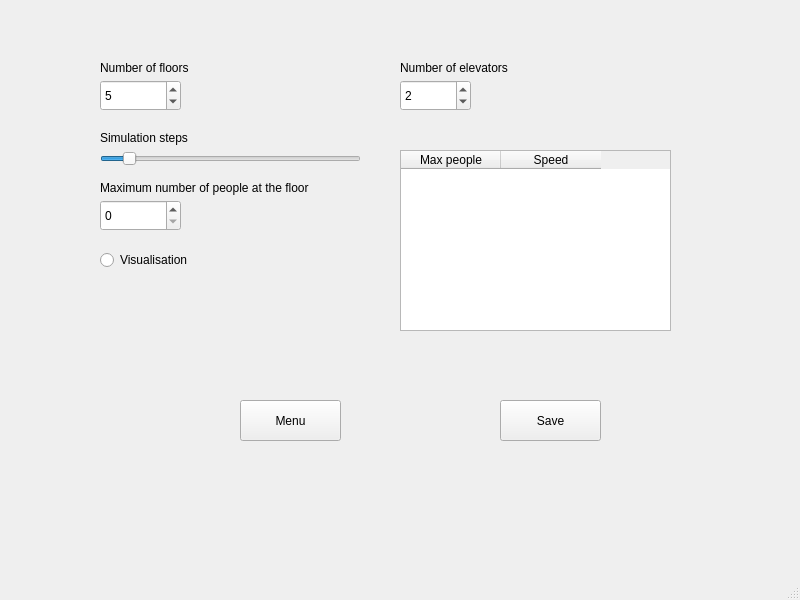
Qt form simulation/gui/config.ui (matrochanowski/elevator-project) before a commit.
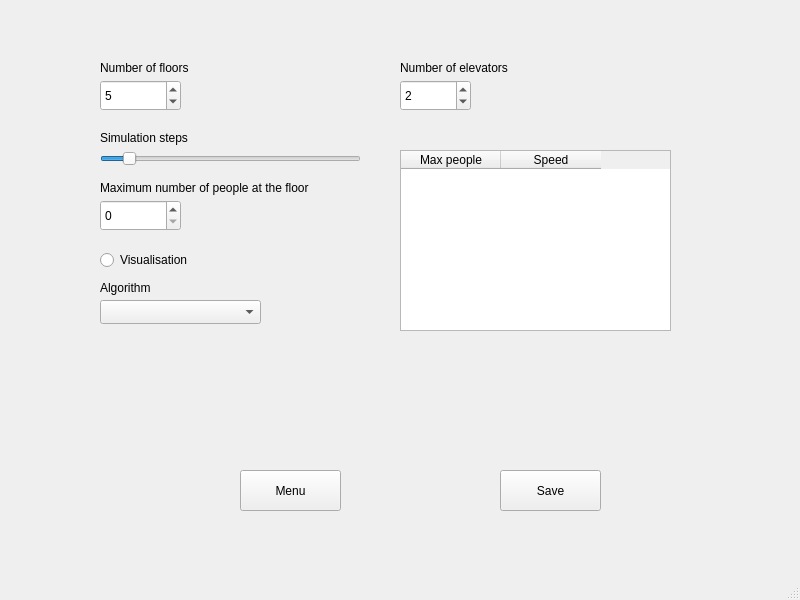
The same form after that commit.

Patch:
```diff
--- a/simulation/gui/config.ui
+++ b/simulation/gui/config.ui
@@ -59,7 +59,7 @@
       <property name="geometry">
        <rect>
         <x>470</x>
-        <y>370</y>
+        <y>440</y>
         <width>101</width>
         <height>41</height>
        </rect>
@@ -72,7 +72,7 @@
       <property name="geometry">
        <rect>
         <x>210</x>
-        <y>370</y>
+        <y>440</y>
         <width>101</width>
         <height>41</height>
        </rect>
@@ -242,6 +242,29 @@
        <string>Number of elevators</string>
       </property>
      </widget>
+     <widget class="QComboBox" name="AlgorithmComboBox">
+      <property name="geometry">
+       <rect>
+        <x>70</x>
+        <y>270</y>
+        <width>161</width>
+        <height>24</height>
+       </rect>
+      </property>
+     </widget>
+     <widget class="QLabel" name="label_5">
+      <property name="geometry">
+       <rect>
+        <x>70</x>
+        <y>250</y>
+        <width>221</width>
+        <height>16</height>
+       </rect>
+      </property>
+      <property name="text">
+       <string>Algorithm</string>
+      </property>
+     </widget>
     </widget>
    </widget>
   </widget>
```
